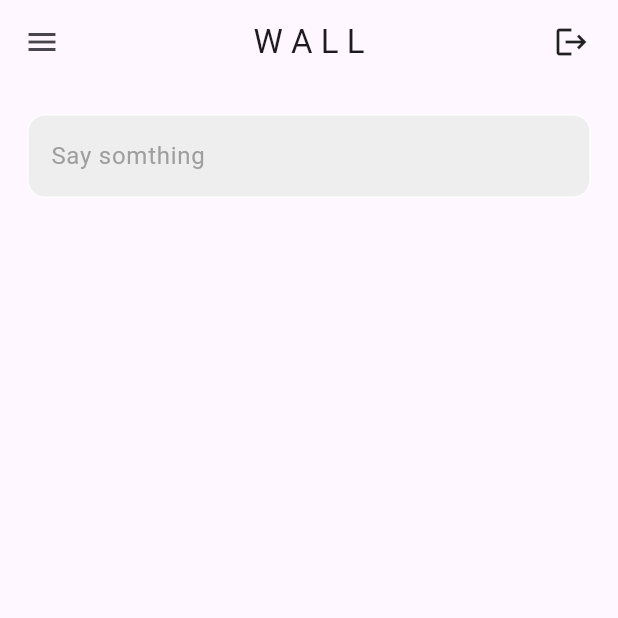
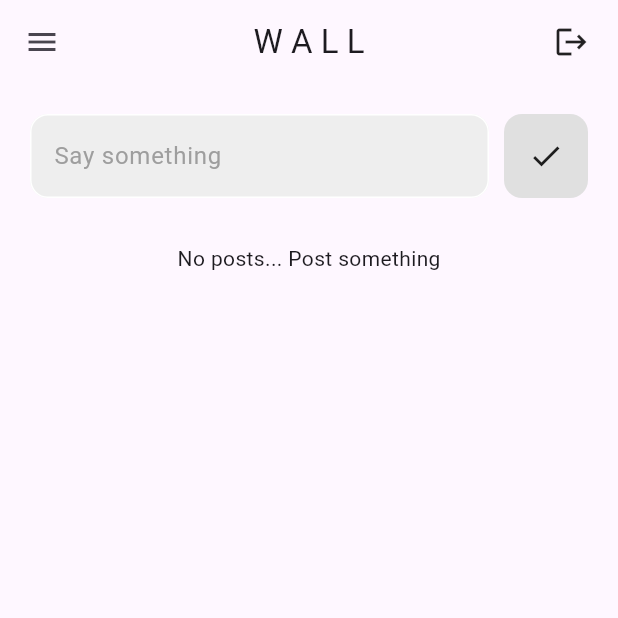
Before and after one commit to kalejaiyeoluwadara/firebase_note_app, a Flutter app: the screen it shows once a user with an empty profile is signed in, on a phone screen of 412 x 824 dp, the top half of it. Run offline on Flutter 3.47's test engine with Material 3 defaults, Android fonts, the phone set to English and light mode, and no system bars; our stand-ins replace cloud_firestore, firebase_auth, firebase_core; accounts and stored records are empty; network calls fail.

Commit message:
refactor: simplify WallPage and enhance post functionality with new components

```diff
--- a/lib/auth/auth.dart
+++ b/lib/auth/auth.dart
@@ -13,7 +13,7 @@ class AuthPage extends StatelessWidget {
           stream: FirebaseAuth.instance.authStateChanges(),
           builder: (context, snapshot) {
             if (snapshot.hasData) {
-              return const WallPage();
+              return WallPage();
             } else {
               return LoginOrRegister();
             }
--- /dev/null
+++ b/lib/components/my_post_button.dart
@@ -0,0 +1,19 @@
+import 'package:flutter/material.dart';
+
+class MyPostButton extends StatelessWidget {
+  final void Function()? onTap;
+  const MyPostButton({super.key, this.onTap});
+  @override
+  Widget build(BuildContext context) {
+    return GestureDetector(
+      onTap: onTap,
+      child: Container(
+        padding: const EdgeInsets.all(16),
+        margin: const EdgeInsets.only(left: 10),
+        decoration: BoxDecoration(
+            color: Colors.grey[300], borderRadius: BorderRadius.circular(12)),
+        child: const Center(child: Icon(Icons.done)),
+      ),
+    );
+  }
+}
--- a/lib/components/my_textfield.dart
+++ b/lib/components/my_textfield.dart
@@ -27,9 +27,7 @@ class _MyTextfieldState extends State<MyTextfield> {
 
   @override
   Widget build(BuildContext context) {
-    return Padding(
-      padding: const EdgeInsets.symmetric(horizontal: 18.0),
-      child: TextField(
+    return TextField(
       obscureText: _isObscured,
       controller: widget.controller,
       decoration: InputDecoration(
@@ -59,7 +57,6 @@ class _MyTextfieldState extends State<MyTextfield> {
               )
             : null,
       ),
-      ),
     );
   }
 }
--- a/lib/main.dart
+++ b/lib/main.dart
@@ -26,7 +26,7 @@ class MyApp extends StatelessWidget {
         routes: {
           '/users_page': (context) => const UsersPage(),
           '/profile_page': (context) => const ProfilePage(),
-          '/home_page': (context) => const WallPage(),
+          '/home_page': (context) => WallPage(),
           '/login_or_register_page': (context) => const LoginOrRegister(),
         },
         home: const AuthPage());
--- a/lib/pages/wall_page.dart
+++ b/lib/pages/wall_page.dart
@@ -1,12 +1,26 @@
+import 'package:cloud_firestore/cloud_firestore.dart';
 import 'package:firebase/components/my_drawer.dart';
+import 'package:firebase/components/my_list_tile.dart';
+import 'package:firebase/components/my_post_button.dart';
 import 'package:firebase/components/my_textfield.dart';
+import 'package:firebase/service/firestore2.dart';
 import 'package:firebase_auth/firebase_auth.dart';
 import 'package:flutter/material.dart';
 
 class WallPage extends StatelessWidget {
-  const WallPage({super.key});
+  WallPage({super.key});
+  final FirestorePosts database = FirestorePosts();
+  final TextEditingController newPostController = TextEditingController();
   void logout() {
     FirebaseAuth.instance.signOut();
+  }
+
+  void postMessage() {
+    if (newPostController.text.isNotEmpty) {
+      String message = newPostController.text;
+      database.addPost(message);
+    }
+    newPostController.clear();
   }
 
   @override
@@ -33,10 +47,57 @@ class WallPage extends StatelessWidget {
         ),
         drawer: const MyDrawer(),
         body: Scaffold(
-          body: const Column(
+          body: Column(
             children: [
-              SizedBox(height: 20),
-              MyTextfield(hintText: 'Say somthing', obscureText: false)
+              const SizedBox(height: 20),
+              Padding(
+                padding: const EdgeInsets.symmetric(horizontal: 20.0),
+                child: Row(
+                  children: [
+                    Expanded(
+                      child: MyTextfield(
+                          controller: newPostController,
+                          hintText: 'Say something',
+                          obscureText: false),
+                    ),
+                    MyPostButton(
+                      onTap: postMessage,
+                    )
+                  ],
+                ),
+              ),
+              const SizedBox(
+                height: 30,
+              ),
+              StreamBuilder(
+                  stream: database.getPostsStream(),
+                  builder: (context, snapshot) {
+                    if (snapshot.connectionState == ConnectionState.waiting) {
+                      return (const Center(
+                        child: CircularProgressIndicator(),
+                      ));
+                    }
+                    final posts = snapshot.data!.docs;
+                    if (snapshot.data == null || posts.isEmpty) {
+                      return (const Center(
+                          child: Text('No posts... Post something')));
+                    }
+                    return Expanded(
+                      child: ListView.builder(
+                        itemCount: posts.length,
+                        itemBuilder: (context, index) {
+                          final post = posts[index];
+                          String message = post['PostMessage'];
+                          String userEmail = post['UserEmail'];
+                          Timestamp timestamp = post['Timestamp'];
+                          return MyListTile(
+                              message: message,
+                              userEmail: userEmail,
+                              timestamp: timestamp);
+                        },
+                      ),
+                    );
+                  })
             ],
           ),
         ));
```
Also changed, not shown: lib/components/my_list_tile.dart (added, +31 -0 lines). Lines whose indentation alone changed are shown as unchanged.
